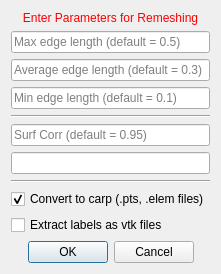
The window that Version2.0/Plugins/kcl.cemrgapp.atrialfibres/src/internal/AtrialFibresViewUIRemesh.ui (OpenHeartDevelopers/CemrgApp) describes before a commit, drawn with Qt 5.
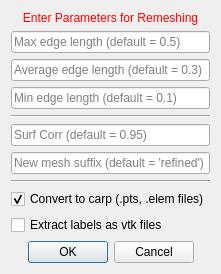
The same window after the commit.

Patch:
```diff
--- a/Version2.0/Plugins/kcl.cemrgapp.atrialfibres/src/internal/AtrialFibresViewUIRemesh.ui
+++ b/Version2.0/Plugins/kcl.cemrgapp.atrialfibres/src/internal/AtrialFibresViewUIRemesh.ui
@@ -2,6 +2,14 @@
 <ui version="4.0">
  <class>AtrialFibresViewUIRemesh</class>
  <widget class="QWidget" name="AtrialFibresViewUIRemesh">
+  <property name="geometry">
+   <rect>
+    <x>0</x>
+    <y>0</y>
+    <width>248</width>
+    <height>260</height>
+   </rect>
+  </property>
   <property name="sizePolicy">
    <sizepolicy hsizetype="Preferred" vsizetype="Preferred">
     <horstretch>5</horstretch>
@@ -79,7 +87,11 @@
     </widget>
    </item>
    <item>
-    <widget class="QLineEdit" name="lineEdit_5suffix"/>
+    <widget class="QLineEdit" name="lineEdit_5suffix">
+     <property name="placeholderText">
+      <string>New mesh suffix (default = 'refined')</string>
+     </property>
+    </widget>
    </item>
    <item>
     <widget class="Line" name="line_2">
```
